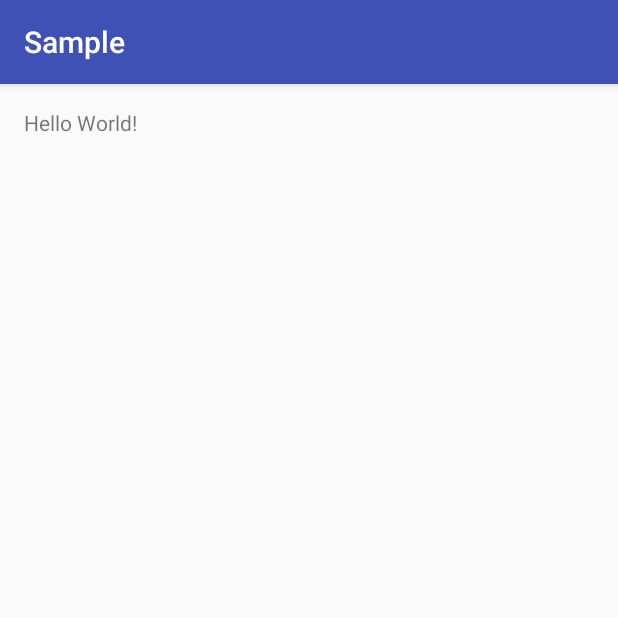
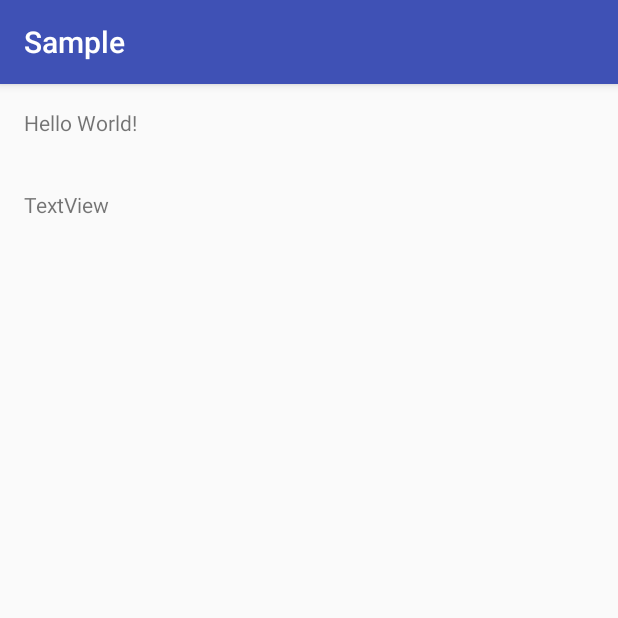
Before and after one commit to ericbf/mobile-app-development, an Android app: the screen it shows after launch (MainActivity), on a phone screen of 412 x 824 dp, the top half of it. Run offline under Robolectric (Android 15) with nearby library versions, the phone set to English and light mode, and no system bars.

Commit message:
Add sample project
This project was the one we did in class during the second session. It is a simple android app.

```diff
--- a/Sample/app/build.gradle
+++ b/Sample/app/build.gradle
@@ -26,4 +26,5 @@ dependencies {
     })
     compile 'com.android.support:appcompat-v7:25.1.0'
     testCompile 'junit:junit:4.12'
+    compile 'com.android.support.constraint:constraint-layout:1.0.0-beta4'
 }
--- a/Sample/app/src/main/res/layout/activity_main.xml
+++ b/Sample/app/src/main/res/layout/activity_main.xml
@@ -9,5 +9,15 @@
     tools:context="com.erkalicious.sample.MainActivity">
 
     <TextView android:layout_width="wrap_content" android:layout_height="wrap_content"
-        android:text="Hello World!" />
+        android:text="@string/hello_world"
+        android:id="@+id/textView" />
+
+    <TextView
+        android:text="@string/textview"
+        android:layout_width="wrap_content"
+        android:layout_height="wrap_content"
+        android:layout_below="@+id/textView"
+        android:layout_alignParentStart="true"
+        android:layout_marginTop="35dp"
+        android:id="@+id/textView2" />
 </RelativeLayout>
--- a/Sample/app/src/main/res/values/strings.xml
+++ b/Sample/app/src/main/res/values/strings.xml
@@ -1,3 +1,5 @@
 <resources>
     <string name="app_name">Sample</string>
+    <string name="hello_world">Hello World!</string>
+    <string name="textview">TextView</string>
 </resources>
```
Also changed, not shown: Sample/app/src/main/res/layout/test_activity.xml (added, +14 -0 lines), Sample/app/src/main/res/layout/test_relative.xml (added, +29 -0 lines).
